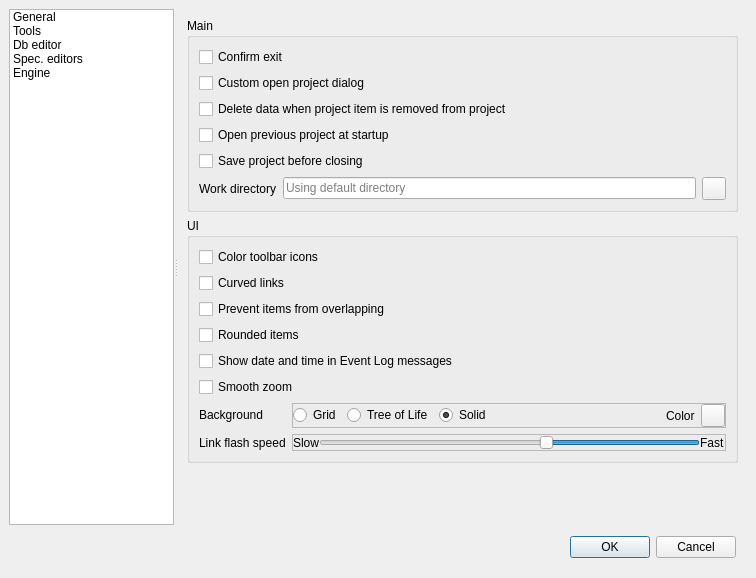
spine-tools/Spine-Toolbox, file spinetoolbox/ui/settings.ui: the form before one commit.
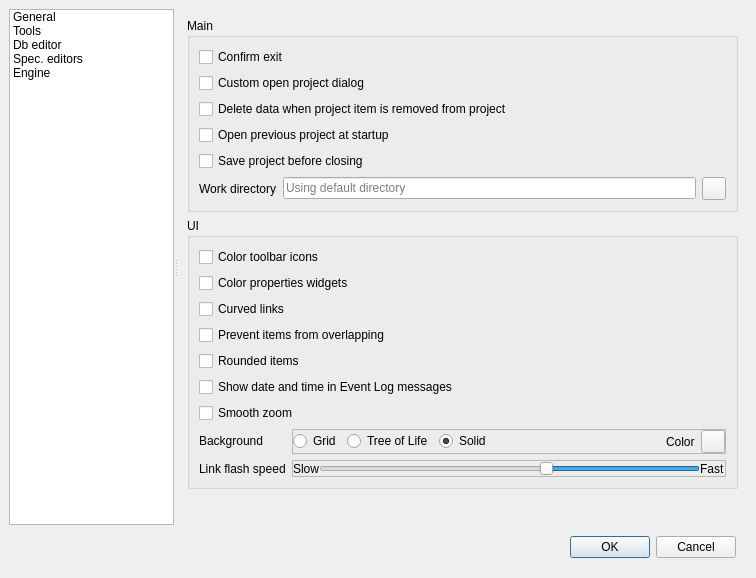
The form after the commit. Icons and pictures are not drawn. Custom widgets are drawn as their Qt base class.

Commit message:
Add option to paint icon in the background of properties widget
This is to help identifying the properties widget.

The edit to the form file:
```diff
--- a/spinetoolbox/ui/settings.ui
+++ b/spinetoolbox/ui/settings.ui
@@ -364,21 +364,7 @@
            <string>UI</string>
           </property>
           <layout class="QGridLayout" name="gridLayout_2">
-           <item row="5" column="0">
-            <widget class="QCheckBox" name="checkBox_use_rounded_items">
-             <property name="text">
-              <string>Rounded items</string>
-             </property>
-            </widget>
-           </item>
-           <item row="2" column="0">
-            <widget class="QCheckBox" name="checkBox_color_toolbar_icons">
-             <property name="text">
-              <string>Color toolbar icons</string>
-             </property>
-            </widget>
-           </item>
-           <item row="6" column="0">
+           <item row="7" column="0">
             <widget class="QCheckBox" name="checkBox_datetime">
              <property name="toolTip">
               <string>&lt;html&gt;&lt;head/&gt;&lt;body&gt;&lt;p&gt;If checked, date and time string is appended into Event Log messages&lt;/p&gt;&lt;/body&gt;&lt;/html&gt;</string>
@@ -388,34 +374,21 @@
              </property>
             </widget>
            </item>
-           <item row="4" column="0">
-            <widget class="QCheckBox" name="checkBox_prevent_overlapping">
+           <item row="2" column="0">
+            <widget class="QCheckBox" name="checkBox_color_toolbar_icons">
              <property name="text">
-              <string>Prevent items from overlapping</string>
+              <string>Color toolbar icons</string>
              </property>
             </widget>
            </item>
-           <item row="8" column="0">
-            <widget class="QCheckBox" name="checkBox_use_smooth_zoom">
-             <property name="toolTip">
-              <string>&lt;html&gt;&lt;head/&gt;&lt;body&gt;&lt;p&gt;Controls whether smooth or discete zoom is used in Design and Graph Views.&lt;/p&gt;&lt;/body&gt;&lt;/html&gt;</string>
-             </property>
+           <item row="6" column="0">
+            <widget class="QCheckBox" name="checkBox_use_rounded_items">
              <property name="text">
-              <string>Smooth zoom</string>
+              <string>Rounded items</string>
              </property>
             </widget>
            </item>
-           <item row="3" column="0">
-            <widget class="QCheckBox" name="checkBox_use_curved_links">
-             <property name="toolTip">
-              <string>&lt;html&gt;&lt;head/&gt;&lt;body&gt;&lt;p&gt;Controls whether smooth or straight connectors are used in Design View.&lt;/p&gt;&lt;/body&gt;&lt;/html&gt;</string>
-             </property>
-             <property name="text">
-              <string>Curved links</string>
-             </property>
-            </widget>
-           </item>
-           <item row="9" column="0">
+           <item row="10" column="0">
             <layout class="QFormLayout" name="formLayout">
              <item row="0" column="0">
               <widget class="QLabel" name="label_7">
@@ -425,7 +398,7 @@
               </widget>
              </item>
              <item row="0" column="1">
-              <widget class="QFrame" name="">
+              <widget class="QFrame" name="frame">
                <property name="frameShape">
                 <enum>QFrame::StyledPanel</enum>
                </property>
@@ -513,7 +486,7 @@
               </widget>
              </item>
              <item row="1" column="1">
-              <widget class="QFrame" name="">
+              <widget class="QFrame" name="frame">
                <property name="frameShape">
                 <enum>QFrame::StyledPanel</enum>
                </property>
@@ -589,6 +562,40 @@
              </item>
             </layout>
            </item>
+           <item row="5" column="0">
+            <widget class="QCheckBox" name="checkBox_prevent_overlapping">
+             <property name="text">
+              <string>Prevent items from overlapping</string>
+             </property>
+            </widget>
+           </item>
+           <item row="4" column="0">
+            <widget class="QCheckBox" name="checkBox_use_curved_links">
+             <property name="toolTip">
+              <string>&lt;html&gt;&lt;head/&gt;&lt;body&gt;&lt;p&gt;Controls whether smooth or straight connectors are used in Design View.&lt;/p&gt;&lt;/body&gt;&lt;/html&gt;</string>
+             </property>
+             <property name="text">
+              <string>Curved links</string>
+             </property>
+            </widget>
+           </item>
+           <item row="9" column="0">
+            <widget class="QCheckBox" name="checkBox_use_smooth_zoom">
+             <property name="toolTip">
+              <string>&lt;html&gt;&lt;head/&gt;&lt;body&gt;&lt;p&gt;Controls whether smooth or discete zoom is used in Design and Graph Views.&lt;/p&gt;&lt;/body&gt;&lt;/html&gt;</string>
+             </property>
+             <property name="text">
+              <string>Smooth zoom</string>
+             </property>
+            </widget>
+           </item>
+           <item row="3" column="0">
+            <widget class="QCheckBox" name="checkBox_color_properties_widgets">
+             <property name="text">
+              <string>Color properties widgets</string>
+             </property>
+            </widget>
+           </item>
           </layout>
          </widget>
         </item>
```
Left out of the diff: 2 changed lines with no effect on the pictures. The commit also changes 17 other files.
